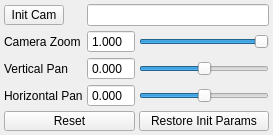
Before: the Qt Designer form tools/maya/cam/camZoom/ui/camZoom.ui in snaress/bank, drawn with Qt 5.
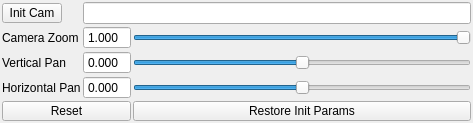
After: the same form once the commit is applied.

The edit to the form file:
```diff
--- a/tools/maya/cam/camZoom/ui/camZoom.ui
+++ b/tools/maya/cam/camZoom/ui/camZoom.ui
@@ -1,24 +1,25 @@
 <?xml version="1.0" encoding="UTF-8"?>
 <ui version="4.0">
- <class>Form</class>
- <widget class="QWidget" name="Form">
+ <class>camZoomUi</class>
+ <widget class="QMainWindow" name="camZoomUi">
   <property name="geometry">
    <rect>
     <x>0</x>
     <y>0</y>
-    <width>273</width>
-    <height>124</height>
+    <width>473</width>
+    <height>112</height>
    </rect>
   </property>
   <property name="windowTitle">
    <string>Form</string>
   </property>
+  <widget class="QWidget" name="centralwidget">
   <layout class="QGridLayout" name="gridLayout">
    <property name="margin">
-    <number>4</number>
+     <number>2</number>
    </property>
    <property name="spacing">
-    <number>4</number>
+     <number>2</number>
    </property>
    <item row="0" column="0">
     <widget class="QPushButton" name="bInit">
@@ -196,6 +197,7 @@
     </widget>
    </item>
   </layout>
+  </widget>
  </widget>
  <resources/>
  <connections/>
```
Left out of the diff: 2 changed lines with no effect on the pictures. Lines whose indentation alone changed are shown as unchanged.
